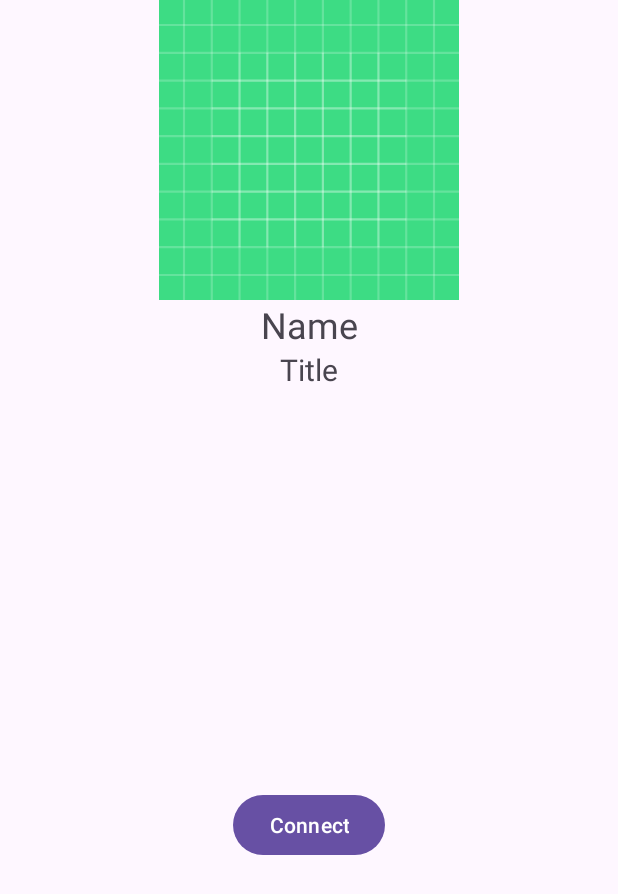
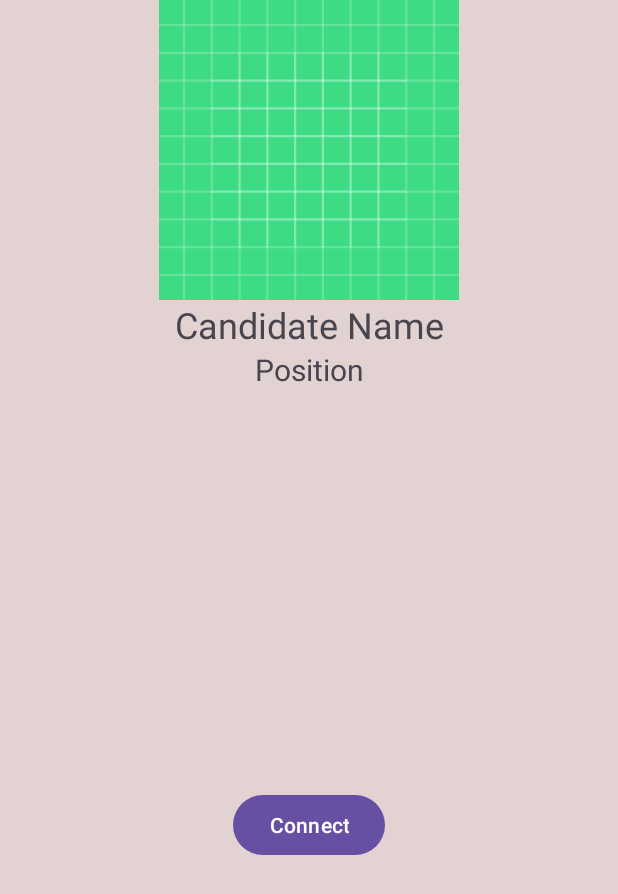
Before and after one commit to Dannysyed/job-recu, an Android app: the DetailActivity screen opened directly, with no data from a screen before it, on a phone screen of 412 x 824 dp. Shown: the top 894 px of the screen. Run offline under Robolectric (Android 15) with nearby library versions, the light colour scheme and no system bars; our stand-ins replace Firebase (no records; nobody signed in at launch, a user with empty details on screens opened directly).

Commit message:
activity details name changed

```diff
--- a/app/src/main/res/layout/activity_candidate.xml
+++ b/app/src/main/res/layout/activity_candidate.xml
@@ -10,10 +10,11 @@
         android:id="@+id/recyclerViewCandidates"
         android:layout_width="match_parent"
         android:layout_height="match_parent"
+        android:background="#E3D2D2"
         android:padding="8dp"
-        app:layout_constraintTop_toTopOf="parent"
         app:layout_constraintBottom_toBottomOf="parent"
+        app:layout_constraintEnd_toEndOf="parent"
         app:layout_constraintStart_toStartOf="parent"
-        app:layout_constraintEnd_toEndOf="parent" />
+        app:layout_constraintTop_toTopOf="parent" />
 
 </androidx.constraintlayout.widget.ConstraintLayout>
--- a/app/src/main/res/layout/activity_detail.xml
+++ b/app/src/main/res/layout/activity_detail.xml
@@ -4,46 +4,47 @@
     xmlns:tools="http://schemas.android.com/tools"
     android:layout_width="match_parent"
     android:layout_height="match_parent"
+    android:background="#E3D2D2"
     tools:context=".DetailActivity">
 
     <ImageView
         android:id="@+id/imageViewDetailPhoto"
         android:layout_width="200dp"
         android:layout_height="200dp"
-        app:layout_constraintTop_toTopOf="parent"
+        android:src="@drawable/ic_launcher_background"
+        app:layout_constraintEnd_toEndOf="parent"
         app:layout_constraintStart_toStartOf="parent"
-        app:layout_constraintEnd_toEndOf="parent"
-        android:src="@drawable/ic_launcher_background" />
+        app:layout_constraintTop_toTopOf="parent" />
 
     <TextView
         android:id="@+id/textViewDetailName"
         android:layout_width="wrap_content"
         android:layout_height="wrap_content"
-        android:text="Name"
+        android:text="Candidate Name"
         android:textSize="24sp"
-        app:layout_constraintTop_toBottomOf="@id/imageViewDetailPhoto"
+        app:layout_constraintEnd_toEndOf="parent"
         app:layout_constraintStart_toStartOf="parent"
-        app:layout_constraintEnd_toEndOf="parent" />
+        app:layout_constraintTop_toBottomOf="@id/imageViewDetailPhoto" />
 
     <TextView
         android:id="@+id/textViewDetailTitle"
         android:layout_width="wrap_content"
         android:layout_height="wrap_content"
-        android:text="Title"
+        android:text="Position"
         android:textSize="20sp"
-        app:layout_constraintTop_toBottomOf="@id/textViewDetailName"
+        app:layout_constraintEnd_toEndOf="parent"
         app:layout_constraintStart_toStartOf="parent"
-        app:layout_constraintEnd_toEndOf="parent" />
+        app:layout_constraintTop_toBottomOf="@id/textViewDetailName" />
 
     <Button
         android:id="@+id/buttonConnect"
         android:layout_width="wrap_content"
         android:layout_height="wrap_content"
+        android:layout_marginTop="16dp"
         android:text="Connect"
-        app:layout_constraintTop_toBottomOf="@id/textViewDetailTitle"
+        app:layout_constraintBottom_toBottomOf="parent"
+        app:layout_constraintEnd_toEndOf="parent"
         app:layout_constraintStart_toStartOf="parent"
-        app:layout_constraintEnd_toEndOf="parent"
-        app:layout_constraintBottom_toBottomOf="parent"
-        android:layout_marginTop="16dp" />
+        app:layout_constraintTop_toBottomOf="@id/textViewDetailTitle" />
 
 </androidx.constraintlayout.widget.ConstraintLayout>
```
Also changed, not shown: app/src/main/res/layout/activity_intro.xml (+9 -5 lines), app/src/main/res/layout/item_candidate.xml (+40 -1 lines).
